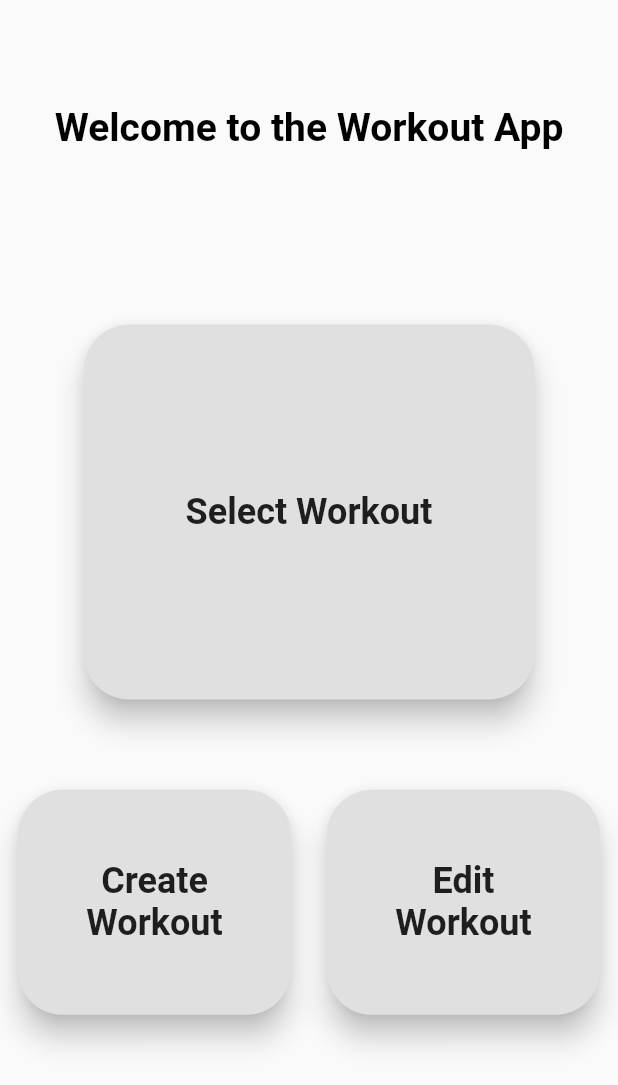
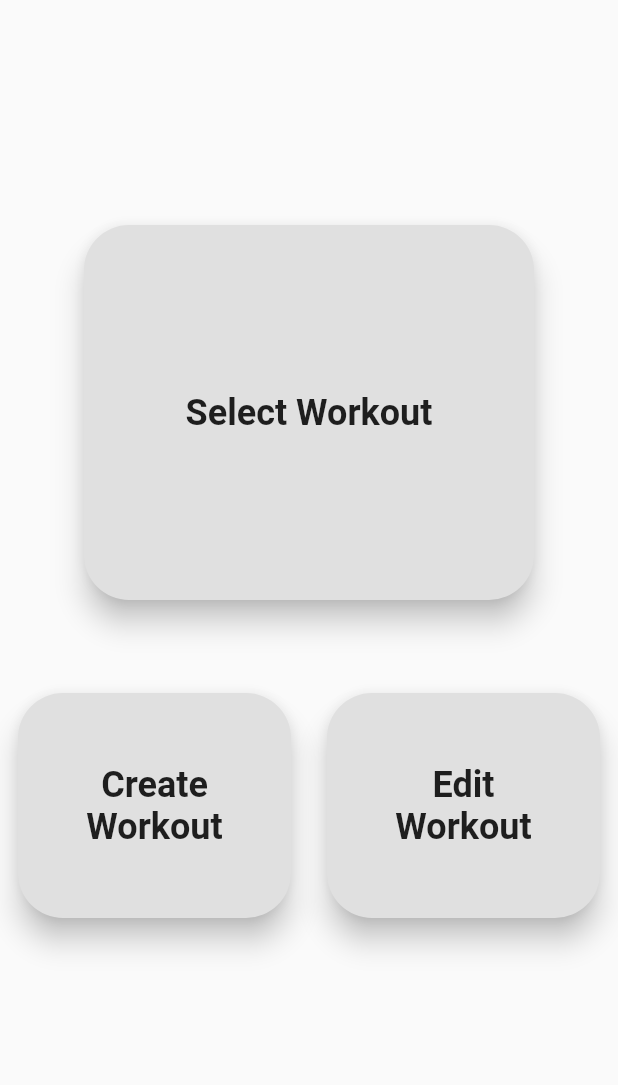
Before and after one commit to William-Ogilvie/workout_app, a Flutter app: the WelcomeScreen screen opened directly, on a phone screen of 412 x 824 dp. Shown: the top 1085 px of the screen. Run offline on Flutter 3.47's test engine with Material 2 defaults, Android fonts, the light colour scheme and no system bars; our stand-ins replace flutter_tts, get_it, sqflite; missing offline and left inert: animated_splash, audioplayer; accounts and stored records are empty.

Commit message:
day_17_1

```diff
--- a/workout_app_5/lib/core/screens/welcome_screen.dart
+++ b/workout_app_5/lib/core/screens/welcome_screen.dart
@@ -41,15 +41,15 @@ class WelcomeScreen extends StatelessWidget {
               SizedBox(
                 height: 50.0,
               ),
-              Padding(
-                padding: EdgeInsets.all(20.0),
-                child: Container(
-                  child: Text(
-                    'Welcome to the Workout App',
-                    style: kTitleTextStyle,
-                  ),
-                ),
-              ),
+              // Padding(
+              //   padding: EdgeInsets.all(20.0),
+              //   child: Container(
+              //     child: Text(
+              //       'Welcome to Custom Workout',
+              //       style: kTitleTextStyle,
+              //     ),
+              //   ),
+              // ),
               Flexible(
                 flex: 2,
                 child: SizedBox(
--- a/workout_app_5/pubspec.yaml
+++ b/workout_app_5/pubspec.yaml
@@ -34,6 +34,7 @@ dependencies:
   path_provider: ^1.6.11
   flutter_tts: ^1.2.3
   sqflite: ^1.3.1
+  animated_splash: ^1.0.0
 
 
 dev_dependencies:
@@ -57,6 +58,7 @@ flutter:
     - textFiles/workoutCourses/
     - textFiles/
     - audios/
+    - images/
   # An image asset can refer to one or more resolution-specific "variants", see
   # https://flutter.dev/assets-and-images/#resolution-aware.
 
```
Also changed, not shown: workout_app_5/lib/main.dart (+10 -1 lines), workout_app_5/images/playstore.png (added), workout_app_5/pubspec.lock, 2 other files.
